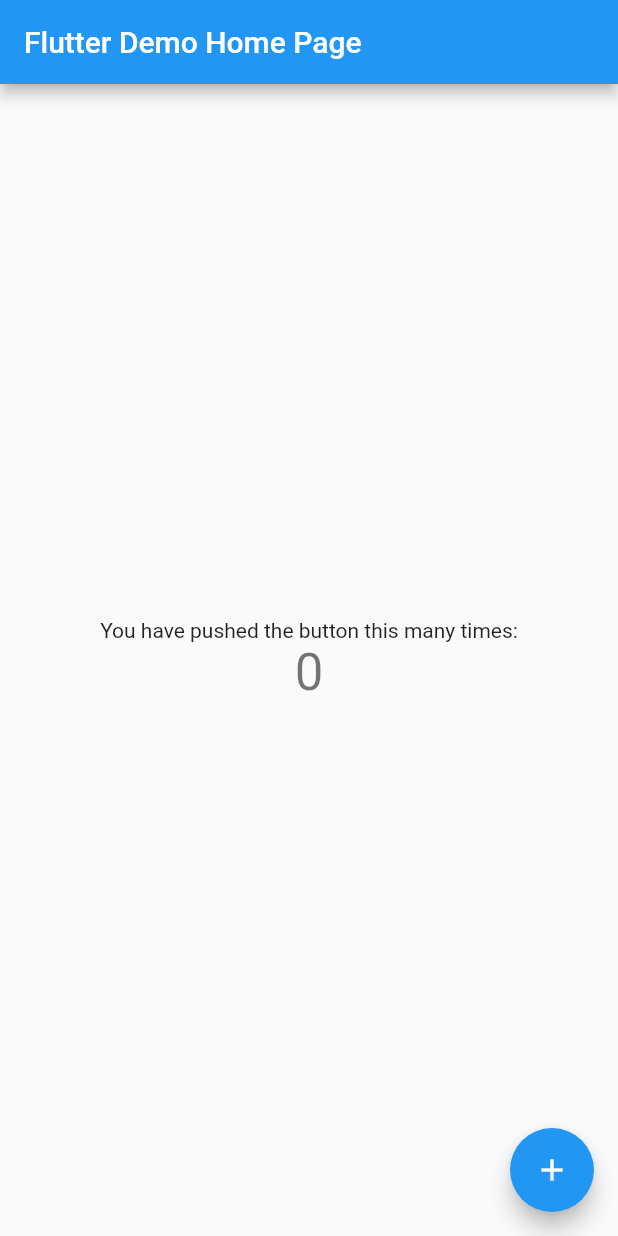
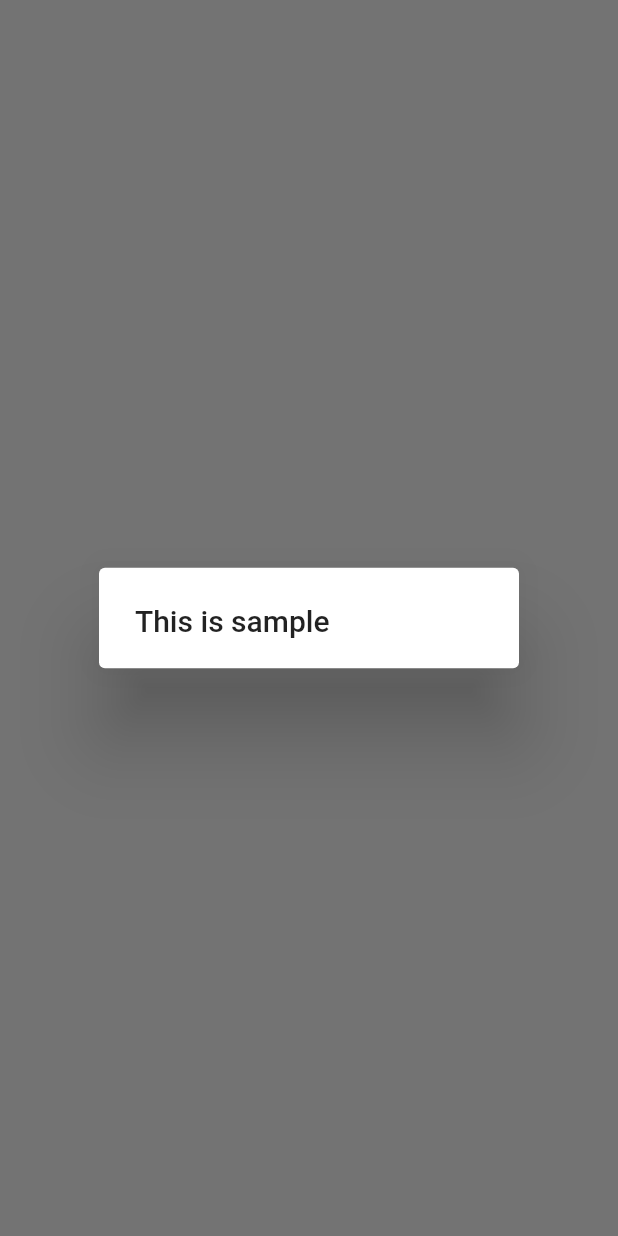
Before and after one commit to susatthi/flutter-no-material-locations, a Flutter app: the screen it shows after launch, on a phone screen of 412 x 824 dp. Run offline on Flutter 3.47's test engine with Material 2 defaults, Android fonts, the phone set to English and light mode, and no system bars.

Commit message:
🚀 feat: 記事のサンプル

```diff
--- a/lib/main.dart
+++ b/lib/main.dart
@@ -1,67 +1,62 @@
 import 'package:flutter/material.dart';
 
 void main() {
-  runApp(const MyApp());
+  // runApp(const MyApp());
+  runApp(const MaterialApp(home: MyApp())); //　MaterialAppで先にラップする
 }
 
-class MyApp extends StatelessWidget {
+class MyApp extends StatefulWidget {
   const MyApp({super.key});
 
   @override
-  Widget build(BuildContext context) {
-    return MaterialApp(
-      title: 'Flutter Demo',
-      theme: ThemeData(
-        primarySwatch: Colors.blue,
-      ),
-      home: const MyHomePage(title: 'Flutter Demo Home Page'),
-    );
-  }
+  State<MyApp> createState() => _MyAppState();
 }
 
-class MyHomePage extends StatefulWidget {
-  const MyHomePage({super.key, required this.title});
-
-  final String title;
-
+class _MyAppState extends State<MyApp> {
   @override
-  State<MyHomePage> createState() => _MyHomePageState();
-}
-
-class _MyHomePageState extends State<MyHomePage> {
-  int _counter = 0;
-
-  void _incrementCounter() {
-    setState(() {
-      _counter++;
+  void initState() {
+    super.initState();
+    WidgetsBinding.instance.addPostFrameCallback((timeStamp) async {
+      await Future.delayed(const Duration(seconds: 3));
+      if (mounted) {
+        showDialog<void>(
+          context: context,
+          builder: (context) => const SampleDialog(),
+        );
+      }
     });
   }
 
   @override
   Widget build(BuildContext context) {
-    return Scaffold(
-      appBar: AppBar(
-        title: Text(widget.title),
-      ),
-      body: Center(
-        child: Column(
-          mainAxisAlignment: MainAxisAlignment.center,
-          children: <Widget>[
-            const Text(
-              'You have pushed the button this many times:',
-            ),
-            Text(
-              '$_counter',
-              style: Theme.of(context).textTheme.headlineMedium,
-            ),
-          ],
+    return const MaterialApp(
+      debugShowCheckedModeBanner: false,
+      home: Scaffold(
+        body: Center(
+          child: MyWidget(),
         ),
-      ),
-      floatingActionButton: FloatingActionButton(
-        onPressed: _incrementCounter,
-        tooltip: 'Increment',
-        child: const Icon(Icons.add),
       ),
     );
   }
 }
+
+class MyWidget extends StatelessWidget {
+  const MyWidget({super.key});
+
+  @override
+  Widget build(BuildContext context) {
+    return Text(
+      'Hello, World!',
+      style: Theme.of(context).textTheme.headlineMedium,
+    );
+  }
+}
+
+class SampleDialog extends StatelessWidget {
+  const SampleDialog({super.key});
+
+  @override
+  Widget build(BuildContext context) {
+    return const AlertDialog(title: Text('This is sample'));
+  }
+}
```
